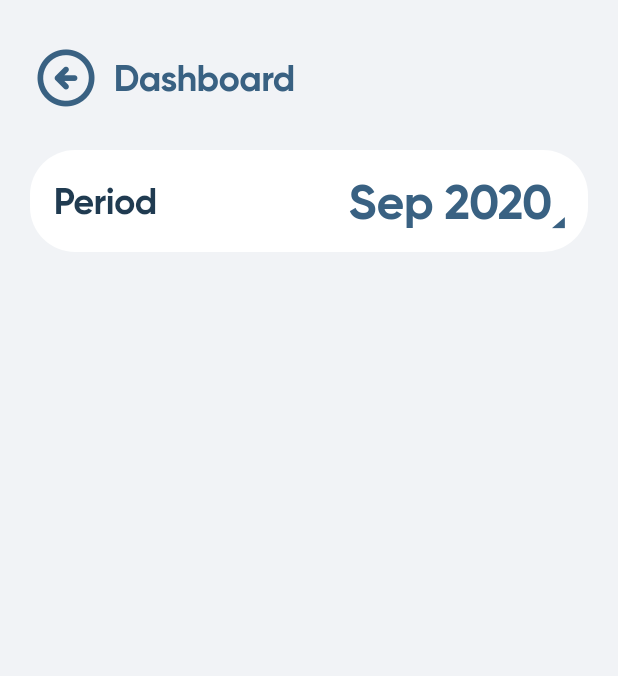
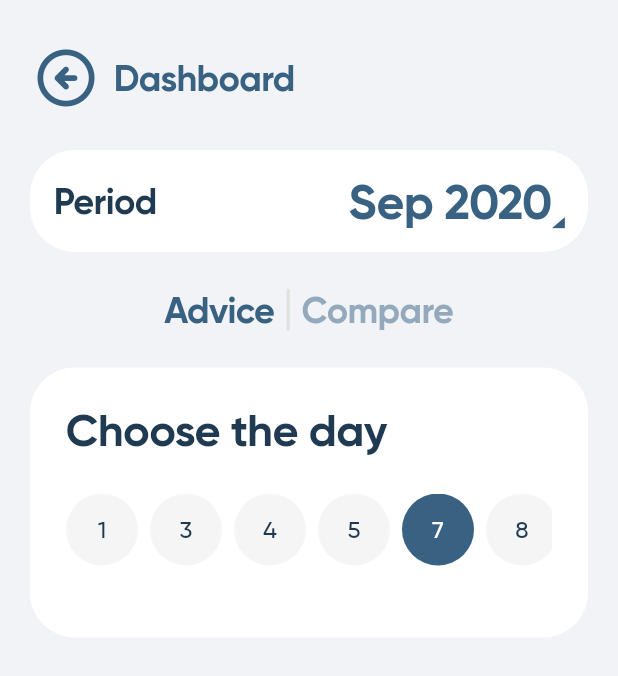
Before and after one commit to AndreyRaih/aum-app-build, a Flutter app: the screen it shows after launch, after a tap on "EXPLORE YOUR PRACTICE", on a phone screen of 412 x 824 dp. Shown: the top 676 px of the screen. Run offline on Flutter 3.47's test engine with Material 2 defaults, Android fonts, the phone set to English and light mode, and no system bars; network calls fail.

Commit message:
Add progress views (Advice) [WIP]

```diff
--- a/lib/views/practice_preview/components/description.dart
+++ b/lib/views/practice_preview/components/description.dart
@@ -48,7 +48,7 @@ class _ShortTerm extends StatelessWidget {
       padding: EdgeInsets.symmetric(vertical: 16.0),
       decoration: BoxDecoration(
           border: Border.symmetric(
-              vertical: BorderSide(width: 1, color: Colors.black12))),
+              vertical: BorderSide(width: 1, color: Colors.grey[300]))),
       child: AumDataRow(
         data: _data,
       ),
--- /dev/null
+++ b/lib/views/progress/components/advice_views/components/day_changer.dart
@@ -0,0 +1,83 @@
+import 'package:aum_app_build/views/ui/palette.dart';
+import 'package:aum_app_build/views/ui/typo.dart';
+import 'package:flutter/material.dart';
+
+class ProgressAdviceDayChanger extends StatelessWidget {
+  @override
+  Widget build(BuildContext context) {
+    return Column(
+      crossAxisAlignment: CrossAxisAlignment.start,
+      children: [
+        _DayChangerTitle(),
+        Padding(
+            padding: EdgeInsets.symmetric(vertical: 24), child: _DayChanger())
+      ],
+    );
+  }
+}
+
+class _DayChangerTitle extends StatelessWidget {
+  @override
+  Widget build(BuildContext context) {
+    return AumText.bold(
+      'Choose the day',
+      size: 30,
+    );
+  }
+}
+
+class _DayChanger extends StatefulWidget {
+  @override
+  _DayChangerState createState() => _DayChangerState();
+}
+
+class _DayChangerState extends State<_DayChanger> {
+  final List<String> days = [
+    '1',
+    '3',
+    '4',
+    '5',
+    '7',
+    '8',
+    '13',
+    '16',
+    '17',
+    '21',
+  ];
+  String _currentDay = '7';
+
+  Widget _renderDayCircle(String day) {
+    bool _isCurrent = day == _currentDay;
+    return GestureDetector(
+        onDoubleTap: () => setState(() {
+              _currentDay = day;
+            }),
+        child: Container(
+          width: 48,
+          height: 48,
+          margin: EdgeInsets.only(right: 8),
+          decoration: BoxDecoration(
+              shape: BoxShape.circle,
+              color: _isCurrent ? AumColor.accent : Colors.grey[100]),
+          child: Center(
+              child: AumText.medium(
+            day,
+            size: 16,
+            color: _isCurrent ? Colors.white : AumColor.text,
+          )),
+        ));
+  }
+
+  @override
+  Widget build(BuildContext context) {
+    List<Widget> _days = days.map((day) => _renderDayCircle(day)).toList();
+    return SingleChildScrollView(
+        scrollDirection: Axis.horizontal,
+        child: Row(
+          mainAxisSize: MainAxisSize.max,
+          mainAxisAlignment: MainAxisAlignment.center,
+          crossAxisAlignment: CrossAxisAlignment.center,
+          children: _days,
+        ));
+  }
+}
--- /dev/null
+++ b/lib/views/progress/components/advice_views/main.dart
@@ -0,0 +1,13 @@
+import 'package:aum_app_build/views/progress/components/advice_views/components/day_changer.dart';
+import 'package:aum_app_build/views/ui/typo.dart';
+import 'package:flutter/material.dart';
+
+class ProgressAdviceView extends StatelessWidget {
+  @override
+  Widget build(BuildContext context) {
+    return Column(
+      crossAxisAlignment: CrossAxisAlignment.start,
+      children: [ProgressAdviceDayChanger()],
+    );
+  }
+}
--- /dev/null
+++ b/lib/views/progress/components/compare_views/main.dart
@@ -0,0 +1,9 @@
+import 'package:aum_app_build/views/ui/typo.dart';
+import 'package:flutter/material.dart';
+
+class ProgressCompareView extends StatelessWidget {
+  @override
+  Widget build(BuildContext context) {
+    return AumText.regular('compare');
+  }
+}
--- /dev/null
+++ b/lib/views/progress/components/progress_view_changer.dart
@@ -0,0 +1,77 @@
+import 'package:aum_app_build/views/progress/components/advice_views/main.dart';
+import 'package:aum_app_build/views/progress/components/compare_views/main.dart';
+import 'package:aum_app_build/views/ui/palette.dart';
+import 'package:aum_app_build/views/ui/typo.dart';
+import 'package:flutter/material.dart';
+
+class ProgressViewsChanger extends StatefulWidget {
+  final Function(Widget) onChangeView;
+
+  ProgressViewsChanger({@required this.onChangeView});
+
+  @override
+  _ProgressViewsChangerState createState() =>
+      _ProgressViewsChangerState(onChangeView: onChangeView);
+}
+
+class _ProgressViewsChangerState extends State<ProgressViewsChanger> {
+  final Function(Widget) onChangeView;
+  _ProgressViewObject _currentView =
+      _ProgressViewObject('advice', ProgressAdviceView());
+  _ProgressViewsChangerState({@required this.onChangeView});
+
+  void initState() {
+    super.initState();
+    // _setNewView(_currentView.view);
+  }
+
+  void _setNewView(_ProgressViewObject view) {
+    setState(() {
+      _currentView = view;
+    });
+    onChangeView(_currentView.view);
+  }
+
+  Widget _renderChangerOption({String label, Widget value}) {
+    return GestureDetector(
+        onTap: () {
+          _setNewView(_ProgressViewObject(label.toLowerCase(), value));
+        },
+        child: Opacity(
+            opacity: _currentView.name == label.toLowerCase() ? 1 : 0.5,
+            child: AumText.bold(
+              label,
+              size: 24,
+              color: AumColor.accent,
+            )));
+  }
+
+  @override
+  Widget build(BuildContext context) {
+    return Row(
+      mainAxisSize: MainAxisSize.max,
+      mainAxisAlignment: MainAxisAlignment.center,
+      crossAxisAlignment: CrossAxisAlignment.center,
+      children: [
+        _renderChangerOption(label: 'Advice', value: ProgressAdviceView()),
+        Padding(
+            padding: EdgeInsets.symmetric(horizontal: 8),
+            child: Container(
+              width: 2,
+              height: 28,
+              color: Colors.grey[300],
+            )),
+        _renderChangerOption(label: 'Compare', value: ProgressCompareView())
+      ],
+    );
+  }
+}
+
+class _ProgressViewObject {
+  String name;
+  Widget view;
+  _ProgressViewObject(String name, Widget view) {
+    this.name = name;
+    this.view = view;
+  }
+}
--- a/lib/views/progress/main.dart
+++ b/lib/views/progress/main.dart
@@ -1,4 +1,6 @@
+import 'package:aum_app_build/views/progress/components/advice_views/main.dart';
 import 'package:aum_app_build/views/progress/components/date_select.dart';
+import 'package:aum_app_build/views/progress/components/progress_view_changer.dart';
 import 'package:aum_app_build/views/ui/buttons.dart';
 import 'package:aum_app_build/views/ui/page.dart';
 import 'package:aum_app_build/views/ui/palette.dart';
@@ -6,7 +8,13 @@ import 'package:aum_app_build/views/ui/segment.dart';
 import 'package:aum_app_build/views/ui/typo.dart';
 import 'package:flutter/material.dart';
 
-class ProgressScreen extends StatelessWidget {
+class ProgressScreen extends StatefulWidget {
+  @override
+  _ProgressScreenState createState() => _ProgressScreenState();
+}
+
+class _ProgressScreenState extends State<ProgressScreen> {
+  Widget _view = ProgressAdviceView();
   @override
   Widget build(BuildContext context) {
     return AumPage(
@@ -19,7 +27,18 @@ class ProgressScreen extends StatelessWidget {
             child: ProgressDateSelect(),
             margin: EdgeInsets.symmetric(vertical: 24),
             padding: EdgeInsets.all(16),
-          )
+          ),
+          ProgressViewsChanger(
+            onChangeView: (view) {
+              setState(() {
+                _view = view;
+              });
+            },
+          ),
+          Segment(
+            child: _view,
+            margin: EdgeInsets.symmetric(vertical: 24),
+          ),
         ],
       ),
     );
--- a/lib/views/ui/select.dart
+++ b/lib/views/ui/select.dart
@@ -160,7 +160,7 @@ class _AumSelectPresentationView extends StatelessWidget {
         padding: EdgeInsets.only(bottom: 8),
         decoration: BoxDecoration(
             border:
-                Border(bottom: BorderSide(width: 1, color: Colors.black12))),
+                Border(bottom: BorderSide(width: 1, color: Colors.grey[300]))),
         child: label != null
             ? Column(
                 crossAxisAlignment: CrossAxisAlignment.start,
```
Also changed, not shown: lib/views/progress/components/advice_views/components/asana_details.dart (added, +49 -0 lines), lib/views/ui/expanded_section.dart (added, +20 -0 lines), 8 other files.
